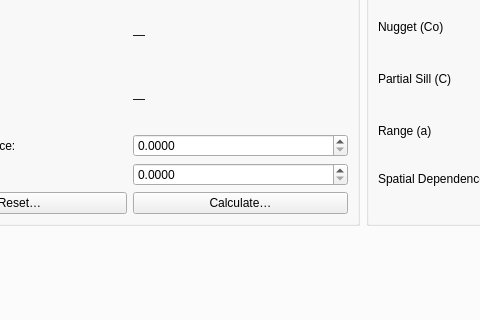
This is BestFitInterpolator_dialog_base.ui in ladelgadobe/BestFitInterpolation as Qt 5 draws it before an edit; both pictures show x 133 to 613 and y 169 to 489 of the 992 by 795 pixel window. The edited form follows.
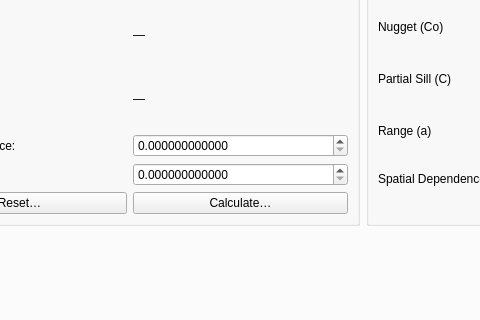
This is the edited form. The open tabs and pages were chosen to show the change. Icons and pictures are not drawn.

What changed in the file:
```diff
--- a/BestFitInterpolator_dialog_base.ui
+++ b/BestFitInterpolator_dialog_base.ui
@@ -464,7 +464,7 @@
                 <item row="3" column="1">
                  <widget class="QDoubleSpinBox" name="spinOKCutoff">
                   <property name="decimals">
-                   <number>4</number>
+                   <number>12</number>
                   </property>
                   <property name="minimum">
                    <double>0.000000000000000</double>
@@ -484,7 +484,7 @@
                 <item row="4" column="1">
                  <widget class="QDoubleSpinBox" name="spinOKLag">
                   <property name="decimals">
-                   <number>4</number>
+                   <number>12</number>
                   </property>
                   <property name="minimum">
                    <double>0.000000000000000</double>
```
